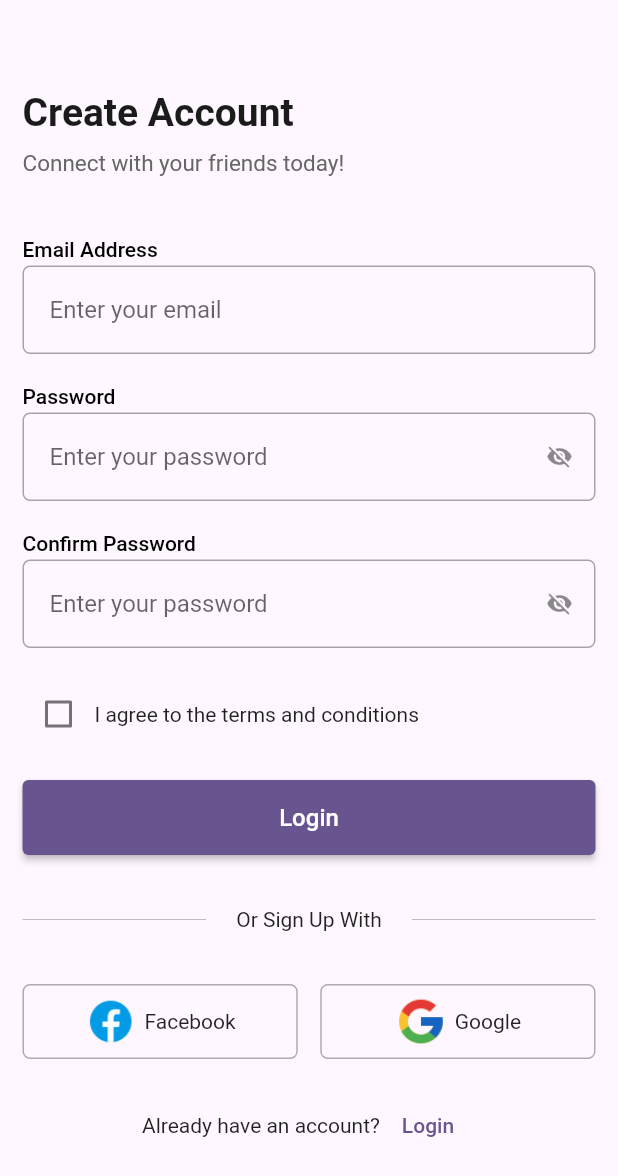
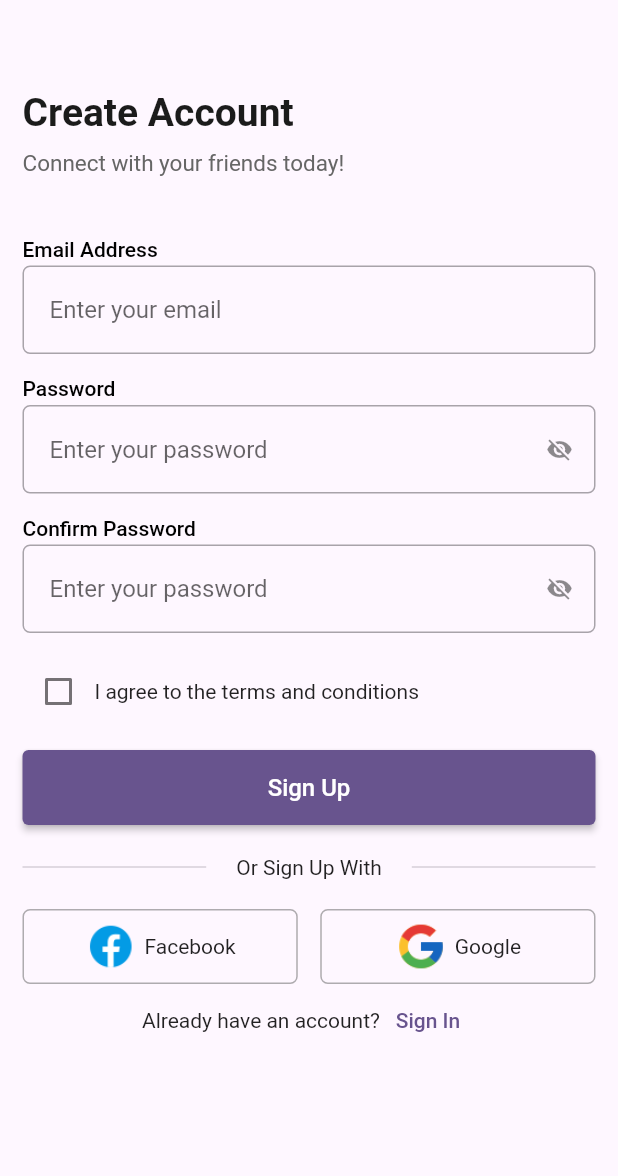
Before and after one commit to avishka2k/TravelWise, a Flutter app: the AppSignUp screen opened directly, on a phone screen of 412 x 824 dp. Shown: the top 1176 px of the screen. Run offline on Flutter 3.47's test engine with Material 2 defaults, Android fonts, the phone set to English and light mode, and no system bars; our stand-ins replace firebase_core, flutter_onboarding_slider, google_fonts; accounts and stored records are empty.

```diff
--- a/lib/app_data.dart
+++ b/lib/app_data.dart
@@ -1,8 +1,11 @@
-
 import 'package:flutter/material.dart';
 
 const EdgeInsets appPagePadding = EdgeInsets.only(left: 15, right: 15, top: 20);
-const TextStyle appTextHeader1 = TextStyle(fontSize: 26, fontWeight: FontWeight.bold, color: Color.fromARGB(255, 27, 27, 27));
-const TextStyle appTextSubHeader = TextStyle(fontSize: 15, color: Color.fromARGB(255, 102, 102, 102));
-const EdgeInsets appFieldPadding = EdgeInsets.only(bottom: 20);
+const TextStyle appTextHeader1 = TextStyle(
+    fontSize: 26,
+    fontWeight: FontWeight.bold,
+    color: Color.fromARGB(255, 27, 27, 27));
+const TextStyle appTextSubHeader =
+    TextStyle(fontSize: 15, color: Color.fromARGB(255, 102, 102, 102));
+const EdgeInsets appFieldPadding = EdgeInsets.only(bottom: 15);
 BorderRadius appBorderRadius = BorderRadius.circular(5);
--- a/lib/components/app_button.dart
+++ b/lib/components/app_button.dart
@@ -1,10 +1,12 @@
 import 'package:flutter/material.dart';
 
 class AppPrimaryBtn extends StatelessWidget {
-  final onPressed;
-  const AppPrimaryBtn({
+  Function() onPressed;
+  String btnText;
+  AppPrimaryBtn({
     super.key,
     required this.onPressed,
+    required this.btnText,
   });
 
   @override
@@ -19,9 +21,9 @@ class AppPrimaryBtn extends StatelessWidget {
                 const Size.fromHeight(50.0),
               ),
             ),
-            child: const Text(
-              'Login',
-              style: TextStyle(fontSize: 16),
+            child: Text(
+              btnText,
+              style: const TextStyle(fontSize: 16),
             ),
           ),
         ),
--- a/lib/signup.dart
+++ b/lib/screens/signup/signup.dart
@@ -63,7 +63,7 @@ class _AppSignUpState extends State<AppSignUp> {
                         validator: (value) {
                           if (value!.isEmpty) {
                             return 'Can\'t be empty';
-                          } else if (value != _pwController!.text) {
+                          } else if (value != _pwController.text) {
                             return 'Incorrect password';
                           }
                           return null;
@@ -86,12 +86,13 @@ class _AppSignUpState extends State<AppSignUp> {
                         ),
                       ),
                       AppPrimaryBtn(
+                        btnText: 'Sign Up',
                         onPressed: () {
                           if (_formKey.currentState!.validate()) {}
                         },
                       ),
                       const Padding(
-                        padding: EdgeInsets.symmetric(vertical: 35),
+                        padding: EdgeInsets.symmetric(vertical: 20),
                         child: Row(
                           children: [
                             Expanded(
@@ -163,29 +164,41 @@ class _AppSignUpState extends State<AppSignUp> {
                             ),
                           ],
                         ),
-                      )
+                      ),
+                      Center(
+                        child: Row(
+                          mainAxisAlignment: MainAxisAlignment.center,
+                          children: [
+                            const Text("Already have an account?"),
+                            TextButton(
+                              onPressed: () {},
+                              child: const Text("Sign In"),
+                            )
+                          ],
+                        ),
+                      ),
                     ],
                   ),
                 ),
               ],
             ),
-            Positioned(
-              bottom: 50,
-              left: 0,
-              right: 0,
-              child: Center(
-                child: Row(
-                  mainAxisAlignment: MainAxisAlignment.center,
-                  children: [
-                    const Text("Already have an account?"),
-                    TextButton(
-                      onPressed: () {},
-                      child: const Text("Login"),
-                    )
-                  ],
-                ),
-              ),
-            ),
+            // Positioned(
+            //   bottom: 50,
+            //   left: 0,
+            //   right: 0,
+            //   child: Center(
+            //     child: Row(
+            //       mainAxisAlignment: MainAxisAlignment.center,
+            //       children: [
+            //         const Text("Already have an account?"),
+            //         TextButton(
+            //           onPressed: () {},
+            //           child: const Text("Sign Up"),
+            //         )
+            //       ],
+            //     ),
+            //   ),
+            // ),
           ],
         ),
       ),
--- a/pubspec.yaml
+++ b/pubspec.yaml
@@ -37,6 +37,7 @@ dependencies:
   flutter_onboarding_slider: ^1.0.10
   google_fonts:
   flutter_slidable: ^3.0.0
+  firebase_core: ^2.16.0
 
 dev_dependencies:
   flutter_test:
```
Also changed, not shown: lib/main.dart (+9 -4 lines), lib/screens/signin/signin.dart (renamed from lib/login.dart, +5 -4 lines), lib/firebase_options.dart (added), lib/screens/settings/settings.dart (renamed from lib/settings.dart), pubspec.lock, 5 other files.
